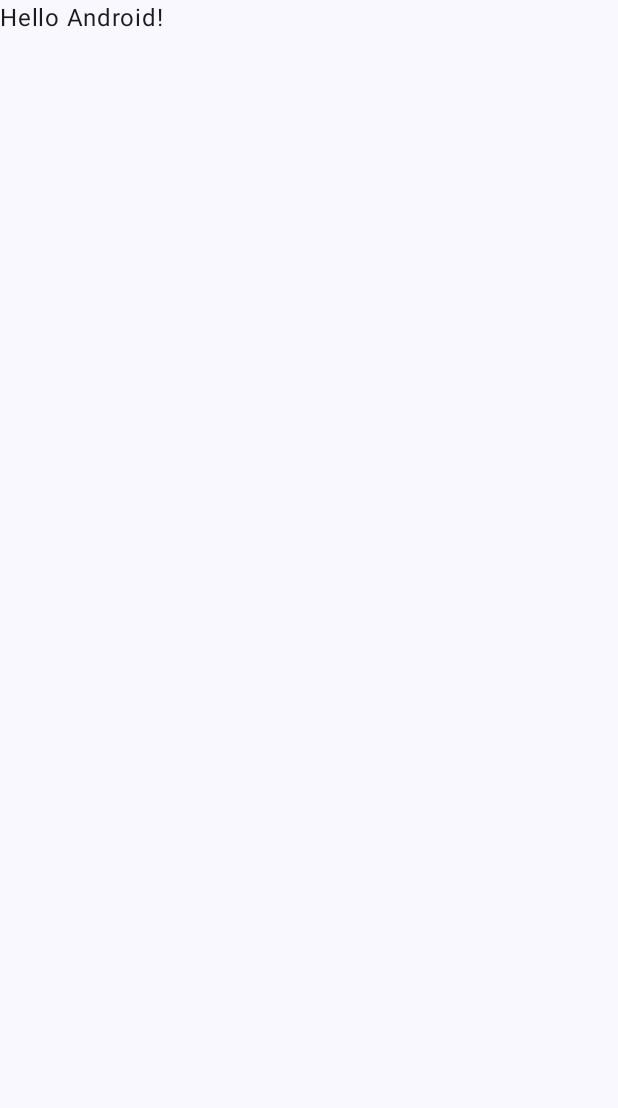
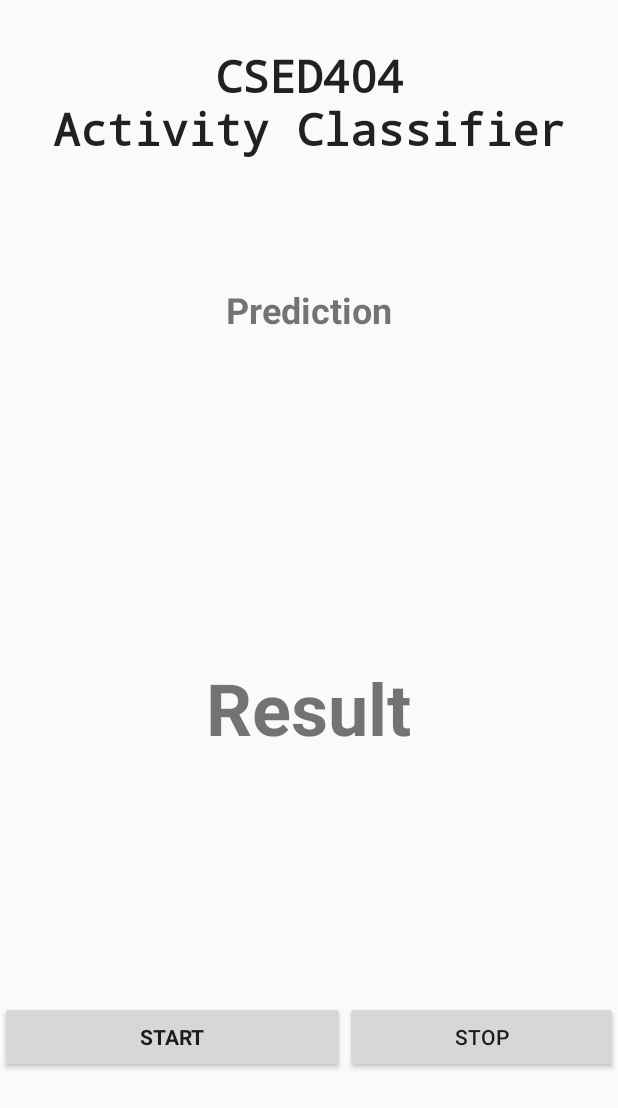
Before and after one commit to Aplace0927/CSED404-Mobile-Ubiquitous-Computing, an Android app built with Jetpack Compose: the screen it shows after launch (MainActivity), on a phone screen of 412 x 824 dp. Before the commit the part shown is almost empty. Shown: the top 1108 px of the screen. Run offline under Robolectric (Android 15) with nearby library versions, the phone set to English and light mode, and no system bars; 3 statements that could not run were skipped.

Commit message:
feat(activityclassifier): basic ui & model import

```diff
--- a/ActivityClassifier/app/build.gradle.kts
+++ b/ActivityClassifier/app/build.gradle.kts
@@ -6,12 +6,12 @@ plugins {
 
 android {
     namespace = "com.csed433project.activityclassifier"
-    compileSdk = 34
+    compileSdk = 35
 
     defaultConfig {
         applicationId = "com.csed433project.activityclassifier"
         minSdk = 28
-        targetSdk = 34
+        targetSdk = 35
         versionCode = 1
         versionName = "1.0"
 
@@ -49,6 +49,7 @@ dependencies {
     implementation(libs.androidx.ui.graphics)
     implementation(libs.androidx.ui.tooling.preview)
     implementation(libs.androidx.material3)
+    implementation(files("libs/libsvm.jar"))
     testImplementation(libs.junit)
     androidTestImplementation(libs.androidx.junit)
     androidTestImplementation(libs.androidx.espresso.core)
--- a/ActivityClassifier/app/src/main/java/com/csed433project/activityclassifier/MainActivity.kt
+++ b/ActivityClassifier/app/src/main/java/com/csed433project/activityclassifier/MainActivity.kt
@@ -2,46 +2,140 @@ package com.csed433project.activityclassifier
 
 import android.os.Bundle
 import androidx.activity.ComponentActivity
-import androidx.activity.compose.setContent
-import androidx.activity.enableEdgeToEdge
-import androidx.compose.foundation.layout.fillMaxSize
-import androidx.compose.foundation.layout.padding
-import androidx.compose.material3.Scaffold
-import androidx.compose.material3.Text
-import androidx.compose.runtime.Composable
-import androidx.compose.ui.Modifier
-import androidx.compose.ui.tooling.preview.Preview
-import com.csed433project.activityclassifier.ui.theme.ActivityClassifierTheme
+import android.hardware.Sensor
+import android.hardware.SensorEvent
+import android.hardware.SensorManager
+import android.hardware.SensorEventListener
+import android.os.Handler
+import android.os.HandlerThread
+import android.widget.Button
+import android.widget.TextView
+import kotlin.math.sqrt
 
 class MainActivity : ComponentActivity() {
+
+    private lateinit var mSensorManager: SensorManager
+    private var mSensing: Boolean = false
+    private var mLogging: Boolean = false
+    private lateinit var mAccel: Sensor
+    private lateinit var mGravity: Sensor
+    private lateinit var mGyro: Sensor
+    private lateinit var mSensorEventListener: SensorEventListener
+    private lateinit var mWorkerThread: HandlerThread
+    private lateinit var mHandlerWorker: Handler
+
+    private var actionCategoryID = 0
+    private var timestamp = 0L
+    private var xGyro = 0.0f
+    private var yGyro = 0.0f
+    private var zGyro = 0.0f
+    private var xGrav = 0.0f
+    private var yGrav = 0.0f
+    private var zGrav = 0.0f
+    private var xAccl = 0.0f
+    private var yAccl = 0.0f
+    private var zAccl = 0.0f
+
     override fun onCreate(savedInstanceState: Bundle?) {
         super.onCreate(savedInstanceState)
-        enableEdgeToEdge()
-        setContent {
-            ActivityClassifierTheme {
-                Scaffold(modifier = Modifier.fillMaxSize()) { innerPadding ->
-                    Greeting(
-                        name = "Android",
-                        modifier = Modifier.padding(innerPadding)
-                    )
+        setContentView(R.layout.activity_main)
+
+        mSensorManager = getSystemService(SENSOR_SERVICE) as SensorManager
+
+        mAccel = mSensorManager.getDefaultSensor(Sensor.TYPE_ACCELEROMETER) as Sensor
+        mGravity = mSensorManager.getDefaultSensor(Sensor.TYPE_GRAVITY) as Sensor
+        mGyro = mSensorManager.getDefaultSensor(Sensor.TYPE_GYROSCOPE) as Sensor
+
+        mWorkerThread = HandlerThread("Worker Thread")
+        mWorkerThread.start()
+        mHandlerWorker = Handler(mWorkerThread.looper)
+
+        val btnStart = findViewById<Button>(R.id.start_btn)
+        val btnStop = findViewById<Button>(R.id.stop_btn)
+
+        btnStart.setOnClickListener() {
+            startSensing()
+        }
+
+        btnStop.setOnClickListener() {
+            stopSensing()
+        }
+
+    }
+
+    fun startSensing() {
+        mSensorEventListener = object: SensorEventListener {
+            override fun onSensorChanged(event: SensorEvent?) {
+                val getTextViewValue: (Int) -> String = {id -> findViewById<TextView>(id).text.toString()}
+                val updateTextViewValue: (Int, Float) -> Unit = {id, value -> findViewById<TextView>(id).text = "%.9e".format(value)}
+                if (event?.sensor?.type == Sensor.TYPE_ACCELEROMETER) {
+                    timestamp = (event.timestamp / 1000).toLong()    // Nanosecond -> Microsecond
+                    xAccl = event.values[0]
+                    yAccl = event.values[1]
+                    zAccl = event.values[2]
+                }
+                if (event?.sensor?.type == Sensor.TYPE_GRAVITY) {
+                    timestamp = (event.timestamp / 1000).toLong()    // Nanosecond -> Microsecond
+                    xGrav = event.values[0]
+                    yGrav = event.values[1]
+                    zGrav = event.values[2]
+                }
+                if (event?.sensor?.type == Sensor.TYPE_GYROSCOPE) {
+                    timestamp = (event.timestamp / 1000).toLong()    // Nanosecond -> Microsecond
+                    xGyro = event.values[0]
+                    yGyro = event.values[1]
+                    zGyro = event.values[2]
                 }
             }
+
+            override fun onAccuracyChanged(sensor: Sensor?, accuracy: Int) {}
+        }
+        mSensorManager.registerListener(mSensorEventListener, mAccel, 10000, mHandlerWorker)
+        mSensorManager.registerListener(mSensorEventListener, mGravity, 10000, mHandlerWorker)
+        mSensorManager.registerListener(mSensorEventListener, mGyro, 10000, mHandlerWorker)
+    }
+
+    fun stopSensing() {
+        mSensorManager.unregisterListener(mSensorEventListener, mAccel)
+        mSensorManager.unregisterListener(mSensorEventListener, mGyro)
+        mSensorManager.unregisterListener(mSensorEventListener, mGravity)
+    }
+
+    fun arrayMean(v: FloatArray): Float {
+        return v.sum() / v.size.toFloat()
+    }
+
+    fun arrayVariance(v: FloatArray): Float {
+        val mu = arrayMean(v)
+        val diff = v.map { x -> (x - mu) * (x - mu) }
+        return diff.sum() / diff.size.toFloat()
+    }
+
+    fun arrayTEFS(v: FloatArray): Float {
+        val sq = v.map {x -> x * x}
+        return sq.sum() / sq.size.toFloat()
+    }
+
+    fun arrayCorrelation(v1: FloatArray, v2: FloatArray): Float{
+        if (v1.size != v2.size || v1.isEmpty()){
+            Exception("Cannot calculate correlation on array with length %d and %d".format(v1.size, v2.size))
+        }
+
+        val muV1 = arrayMean(v1)
+        val muV2 = arrayMean(v2)
+
+        val varV1 = arrayVariance(v1)
+        val varV2 = arrayVariance(v2)
+
+        var cov = 0.0F
+        for ((i1, i2) in v1.zip(v2) ) {
+            cov += ((i1 - muV1) * (i2 - muV2))
+        }
+
+        return if (varV1 == 0.0F || varV2 == 0.0F) {
+            0.0F
+        } else {
+            cov / sqrt(varV1.toDouble() * varV2.toDouble()).toFloat()
         }
     }
 }
-
-@Composable
-fun Greeting(name: String, modifier: Modifier = Modifier) {
-    Text(
-        text = "Hello $name!",
-        modifier = modifier
-    )
-}
-
-@Preview(showBackground = true)
-@Composable
-fun GreetingPreview() {
-    ActivityClassifierTheme {
-        Greeting("Android")
-    }
-}
--- a/ActivityClassifier/app/src/main/java/com/csed433project/activityclassifier/ui/theme/Theme.kt
+++ b/ActivityClassifier/app/src/main/java/com/csed433project/activityclassifier/ui/theme/Theme.kt
@@ -1,6 +1,5 @@
 package com.csed433project.activityclassifier.ui.theme
 
-import android.app.Activity
 import android.os.Build
 import androidx.compose.foundation.isSystemInDarkTheme
 import androidx.compose.material3.MaterialTheme
--- /dev/null
+++ b/ActivityClassifier/app/src/main/res/layout/activity_main.xml
@@ -0,0 +1,82 @@
+<?xml version="1.0" encoding="utf-8"?>
+<LinearLayout xmlns:android="http://schemas.android.com/apk/res/android"
+    android:layout_width="match_parent"
+    android:layout_height="match_parent"
+    android:orientation="vertical">
+
+    <TextView
+        android:id="@+id/title_text"
+        android:layout_width="match_parent"
+        android:layout_height="wrap_content"
+        android:fontFamily="monospace"
+        android:padding="30dp"
+        android:text="CSED404\nActivity Classifier"
+        android:textAlignment="center"
+        android:textAppearance="@android:style/TextAppearance.Material.Large"
+        android:textSize="30sp"
+        android:textStyle="bold" />
+
+
+
+    <TableLayout
+        android:layout_width="match_parent"
+        android:layout_height="match_parent"
+        android:layout_gravity="center">
+
+        <TableRow
+            android:layout_width="match_parent"
+            android:layout_height="0dp"
+            android:layout_weight=".20"
+            android:gravity="center">
+
+            <TextView
+                android:id="@+id/prediction_title_text"
+                android:layout_width="match_parent"
+                android:layout_height="wrap_content"
+                android:fontFamily="sans-serif"
+                android:text="Prediction"
+                android:textAlignment="center"
+                android:textSize="24sp"
+                android:textStyle="bold" />
+        </TableRow>
+
+        <TableRow
+            android:layout_width="400dp"
+            android:layout_height="0dp"
+            android:layout_weight=".60"
+            android:gravity="center">
+
+            <TextView
+                android:id="@+id/prediction_label_text"
+                android:layout_width="match_parent"
+                android:layout_height="wrap_content"
+                android:fontFamily="sans-serif"
+                android:text="Result"
+                android:textAlignment="center"
+                android:textSize="48sp"
+                android:textStyle="bold" />
+        </TableRow>
+
+        <TableRow
+            android:layout_width="match_parent"
+            android:layout_height="0dp"
+            android:layout_weight=".20">
+            <Button
+                android:id="@+id/start_btn"
+                android:layout_width="wrap_content"
+                android:layout_height="wrap_content"
+                android:layout_weight="1"
+                android:fontFamily="sans-serif"
+                android:text="START"
+                android:textStyle="bold" />
+
+            <Button
+                android:id="@+id/stop_btn"
+                android:layout_width="wrap_content"
+                android:layout_height="wrap_content"
+                android:layout_weight="1"
+                android:text="STOP" />
+        </TableRow>
+    </TableLayout>
+
+</LinearLayout>
```
Also changed, not shown: ActivityClassifier/app/libs/libsvm.jar (added), ActivityClassifier/settings.gradle.kts (line endings or trailing spaces), 1 other file.
